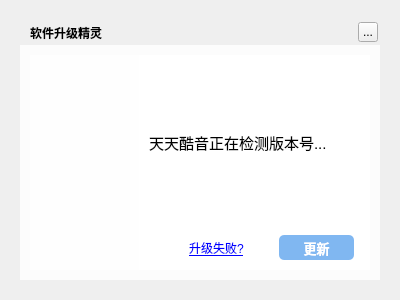
Qt form TTKCore/musicUi/musicWidget/musicsourceupdatewidget.ui (Greedysky/TTKMusicPlayer) before a commit.
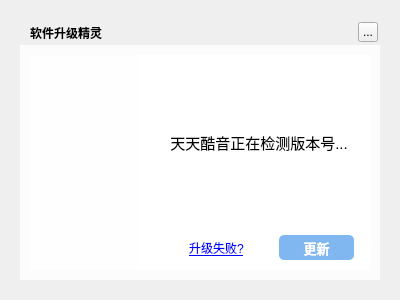
The same form after that commit. Icons and pictures are not drawn. Custom widgets are drawn as their Qt base class.

Commit message: #15 center update text alignment[221548]

```diff
--- a/TTKCore/musicUi/musicWidget/musicsourceupdatewidget.ui
+++ b/TTKCore/musicUi/musicWidget/musicsourceupdatewidget.ui
@@ -121,7 +121,7 @@
        <string>天天酷音正在检测版本号...</string>
       </property>
       <property name="alignment">
-       <set>Qt::AlignLeading|Qt::AlignLeft|Qt::AlignVCenter</set>
+       <set>Qt::AlignCenter</set>
       </property>
      </widget>
      <widget class="QLabel" name="iconLabel_F">
```
The commit also changes 1 other file.
